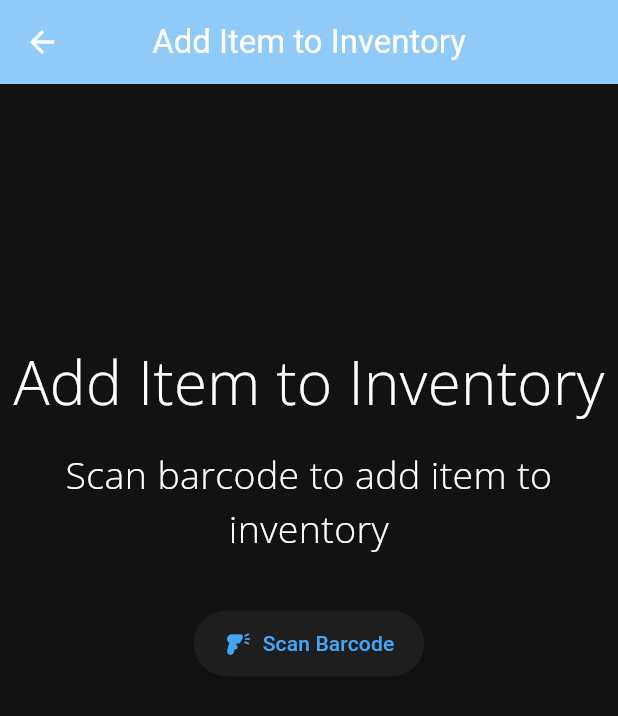
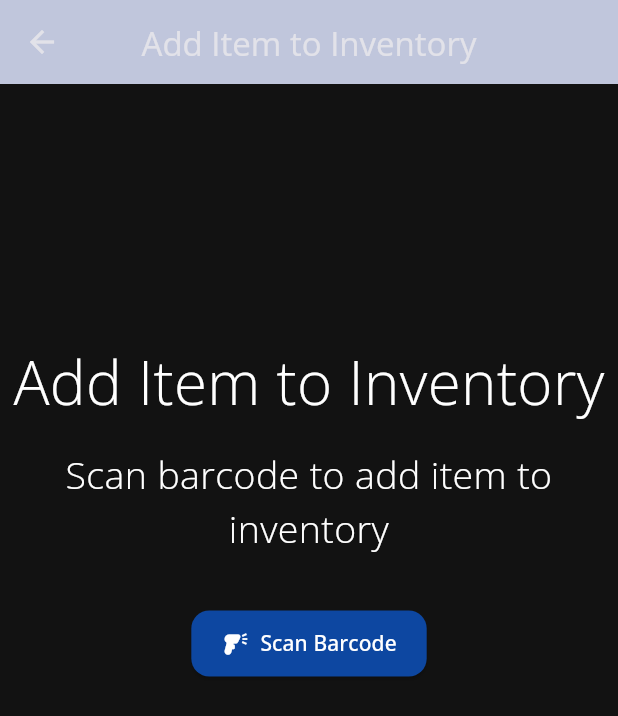
Before and after one commit to dvasquez08/flutter_inventory_scanner, a Flutter app: the screen it shows after launch, after a tap on "Add Item", on a phone screen of 412 x 824 dp. Shown: the top 716 px of the screen. Run offline on Flutter 3.47's test engine with Material 3 defaults, Android fonts, the phone set to English and light mode, and no system bars; our stand-ins replace cloud_firestore, firebase_core, firebase_storage, google_fonts, image_picker; missing offline and left inert: mobile_scanner; accounts and stored records are empty.

Commit message:
Added more theme data for consistent UI across all pages throughout the app

```diff
--- a/lib/main.dart
+++ b/lib/main.dart
@@ -1,5 +1,6 @@
 import 'package:firebase_core/firebase_core.dart';
 import 'package:flutter/material.dart';
+import 'package:google_fonts/google_fonts.dart';
 import 'package:inventory_scanner/pages/Home.dart';
 
 Future<void> main() async {
@@ -14,18 +15,49 @@ class InventoryScanner extends StatelessWidget {
 
   @override
   Widget build(BuildContext context) {
+    const seedColor = Color(0xFF0D47A1);
+
     return MaterialApp(
       debugShowCheckedModeBanner: false,
       title: 'Inventory Scanner',
       theme: ThemeData(
         brightness: Brightness.dark,
-        primaryColor: const Color(0xFF0D47A1),
+        // ----- This will be the main color for theme consistency -----
+        colorScheme: ColorScheme.fromSeed(
+          seedColor: seedColor,
+          brightness: Brightness.dark,
+        ),
+        // ----- The default font for the entire app -----
+        textTheme: GoogleFonts.openSansTextTheme(ThemeData.dark().textTheme),
+        // ----- Style for all elevated buttons ------
+        elevatedButtonTheme: ElevatedButtonThemeData(
+          style: ElevatedButton.styleFrom(
+            backgroundColor: seedColor,
+            foregroundColor: Colors.white,
+            padding: const EdgeInsets.symmetric(horizontal: 24, vertical: 16),
+            shape: RoundedRectangleBorder(
+              borderRadius: BorderRadius.circular(12),
+            ),
+          ),
+        ),
+        // ----- Style for all text form field decorations -----
+        inputDecorationTheme: InputDecorationTheme(
+          filled: true,
+          fillColor: Colors.black.withValues(alpha: 0.2),
+          border: OutlineInputBorder(
+            borderRadius: BorderRadius.circular(12),
+            borderSide: const BorderSide(color: seedColor),
+          ),
+        ),
+        // ----- Style for the cards used on all pages -----
+        cardTheme: CardThemeData(
+          elevation: 4,
+          shape: RoundedRectangleBorder(
+            borderRadius: BorderRadius.circular(16),
+          ),
+          clipBehavior: Clip.antiAlias,
+        ),
         scaffoldBackgroundColor: const Color(0xFF121212),
-        colorScheme: const ColorScheme.dark(
-          primary: Color(0xFF42A5F5),
-          secondary: Color(0xFF90CAF9),
-          surface: Color(0xFF1E1E1E),
-        ),
       ),
       home: const Home(),
     );
```
